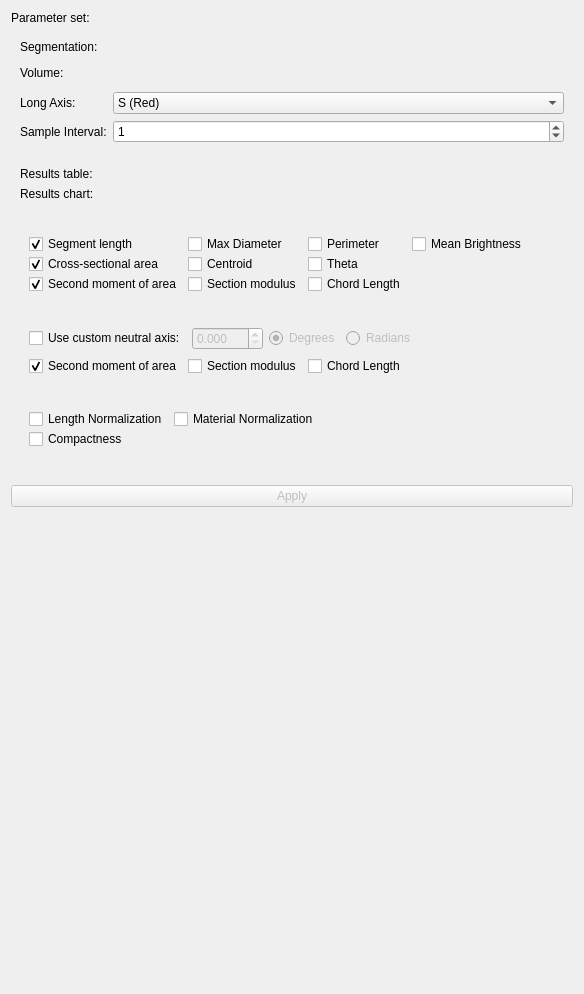
jmhuie/SlicerBiomech, file SegmentGeometry/Resources/UI/SegmentGeometry.ui: the form before one commit.
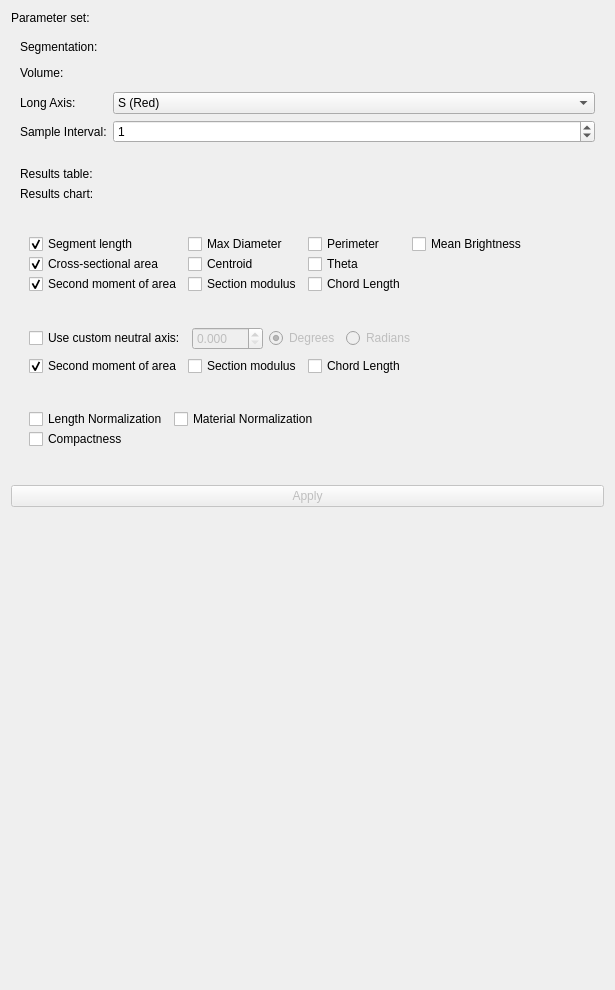
The form after the commit. Custom widgets are drawn as their Qt base class.

Commit message: no-shear warning moved to GUI

Patch:
```diff
--- a/SegmentGeometry/Resources/UI/SegmentGeometry.ui
+++ b/SegmentGeometry/Resources/UI/SegmentGeometry.ui
@@ -6,13 +6,16 @@
    <rect>
     <x>0</x>
     <y>0</y>
-    <width>584</width>
-    <height>994</height>
+    <width>615</width>
+    <height>990</height>
    </rect>
   </property>
   <property name="layoutDirection">
    <enum>Qt::LeftToRight</enum>
   </property>
+  <property name="autoFillBackground">
+   <bool>false</bool>
+  </property>
   <layout class="QFormLayout" name="formLayout">
    <item row="0" column="1">
     <widget class="qMRMLNodeComboBox" name="parameterNodeSelector" native="true">
@@ -294,32 +297,6 @@
    <item row="13" column="0">
     <widget class="QWidget" name="widget" native="true"/>
    </item>
-   <item row="15" column="0" colspan="2">
-    <widget class="QPushButton" name="applyButton">
-     <property name="enabled">
-      <bool>false</bool>
-     </property>
-     <property name="toolTip">
-      <string>Run the algorithm.</string>
-     </property>
-     <property name="text">
-      <string>Apply</string>
-     </property>
-    </widget>
-   </item>
-   <item row="16" column="0">
-    <spacer name="verticalSpacer">
-     <property name="orientation">
-      <enum>Qt::Vertical</enum>
-     </property>
-     <property name="sizeHint" stdset="0">
-      <size>
-       <width>20</width>
-       <height>40</height>
-      </size>
-     </property>
-    </spacer>
-   </item>
    <item row="8" column="0" colspan="2">
     <widget class="ctkCollapsibleButton" name="basicCollapsibleButton_3" native="true">
      <property name="text" stdset="0">
@@ -713,6 +690,36 @@
      </property>
     </widget>
    </item>
+   <item row="16" column="0" colspan="2">
+    <widget class="QPushButton" name="applyButton">
+     <property name="enabled">
+      <bool>false</bool>
+     </property>
+     <property name="toolTip">
+      <string>Run the algorithm.</string>
+     </property>
+     <property name="text">
+      <string>Apply</string>
+     </property>
+    </widget>
+   </item>
+   <item row="17" column="0" colspan="2">
+    <widget class="QLabel" name="ResultsText">
+    </widget>
+   </item>
+   <item row="18" column="0">
+    <spacer name="verticalSpacer">
+     <property name="orientation">
+      <enum>Qt::Vertical</enum>
+     </property>
+     <property name="sizeHint" stdset="0">
+      <size>
+       <width>20</width>
+       <height>40</height>
+      </size>
+     </property>
+    </spacer>
+   </item>
   </layout>
  </widget>
  <customwidgets>
```
Left out of the diff: 12 changed lines with no effect on the pictures. The commit also changes 5 other files.
